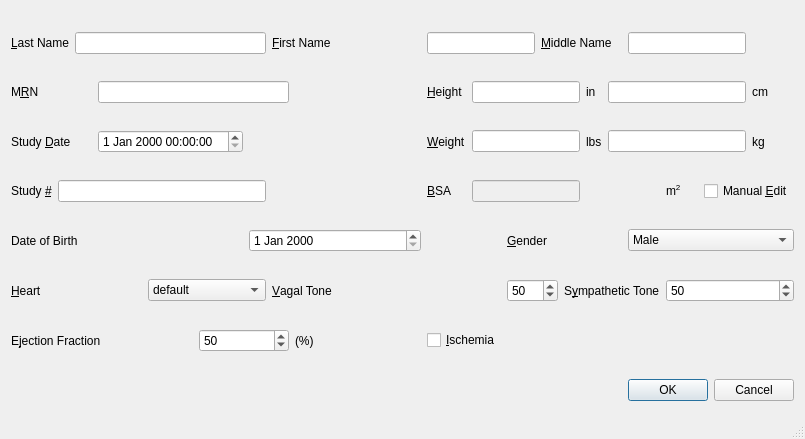
mannd/epsimulator, file src/gui/ui/patientdialog.ui: the form before one commit.
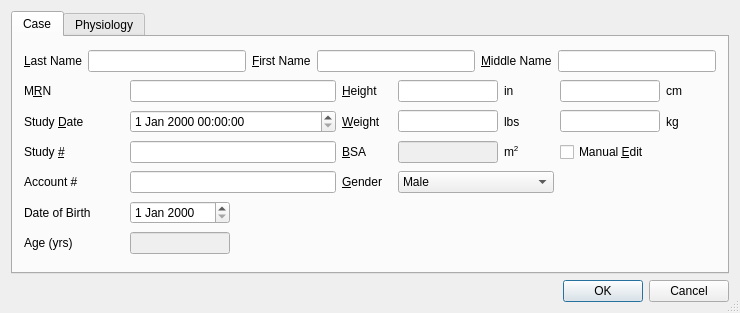
The form after the commit.

```diff
--- a/src/gui/ui/patientdialog.ui
+++ b/src/gui/ui/patientdialog.ui
@@ -5,8 +5,8 @@
    <rect>
     <x>0</x>
     <y>0</y>
-    <width>805</width>
-    <height>439</height>
+    <width>735</width>
+    <height>313</height>
    </rect>
   </property>
   <property name="windowTitle" >
@@ -16,7 +16,19 @@
    <bool>true</bool>
   </property>
   <layout class="QGridLayout" >
-   <item row="0" column="0" colspan="2" >
+   <item row="0" column="0" >
+    <widget class="QTabWidget" name="tabWidget" >
+     <property name="currentIndex" >
+      <number>0</number>
+     </property>
+     <widget class="QWidget" name="caseTab" >
+      <attribute name="title" >
+       <string>Case</string>
+      </attribute>
+      <layout class="QGridLayout" >
+       <item row="0" column="0" colspan="8" >
+        <layout class="QHBoxLayout" >
+         <item>
     <widget class="QLabel" name="textLabel1" >
      <property name="text" >
       <string>&amp;Last Name</string>
@@ -26,10 +38,10 @@
      </property>
     </widget>
    </item>
-   <item row="0" column="2" colspan="5" >
+         <item>
     <widget class="QLineEdit" name="lastNameLineEdit" />
    </item>
-   <item row="0" column="7" colspan="2" >
+         <item>
     <widget class="QLabel" name="textLabel2" >
      <property name="text" >
       <string>&amp;First Name</string>
@@ -39,10 +51,10 @@
      </property>
     </widget>
    </item>
-   <item row="0" column="9" colspan="3" >
+         <item>
     <widget class="QLineEdit" name="firstNameLineEdit" />
    </item>
-   <item row="0" column="12" colspan="4" >
+         <item>
     <widget class="QLabel" name="textLabel3" >
      <property name="text" >
       <string>&amp;Middle Name</string>
@@ -55,11 +67,25 @@
      </property>
     </widget>
    </item>
-   <item row="0" column="16" colspan="3" >
+         <item>
     <widget class="QLineEdit" name="middleNameLineEdit" />
    </item>
-   <item row="1" column="0" colspan="3" >
+        </layout>
+       </item>
+       <item row="1" column="0" >
     <widget class="QLabel" name="textLabel2_2" >
+         <property name="sizePolicy" >
+          <sizepolicy vsizetype="Preferred" hsizetype="Preferred" >
+           <horstretch>0</horstretch>
+           <verstretch>0</verstretch>
+          </sizepolicy>
+         </property>
+         <property name="minimumSize" >
+          <size>
+           <width>100</width>
+           <height>0</height>
+          </size>
+         </property>
      <property name="text" >
       <string>M&amp;RN</string>
      </property>
@@ -68,11 +94,30 @@
      </property>
     </widget>
    </item>
-   <item row="1" column="3" colspan="5" >
-    <widget class="QLineEdit" name="mrnLineEdit" />
-   </item>
-   <item row="1" column="9" >
+       <item row="1" column="1" colspan="2" >
+        <widget class="QLineEdit" name="mrnLineEdit" >
+         <property name="sizePolicy" >
+          <sizepolicy vsizetype="Fixed" hsizetype="Minimum" >
+           <horstretch>0</horstretch>
+           <verstretch>0</verstretch>
+          </sizepolicy>
+         </property>
+         <property name="minimumSize" >
+          <size>
+           <width>200</width>
+           <height>0</height>
+          </size>
+         </property>
+        </widget>
+       </item>
+       <item row="1" column="3" >
     <widget class="QLabel" name="textLabel6" >
+         <property name="minimumSize" >
+          <size>
+           <width>50</width>
+           <height>0</height>
+          </size>
+         </property>
      <property name="text" >
       <string>&amp;Height</string>
      </property>
@@ -81,28 +126,72 @@
      </property>
     </widget>
    </item>
-   <item row="1" column="10" colspan="4" >
-    <widget class="QLineEdit" name="heightInLineEdit" />
-   </item>
-   <item row="1" column="14" >
+       <item row="1" column="4" >
+        <widget class="QLineEdit" name="heightInLineEdit" >
+         <property name="sizePolicy" >
+          <sizepolicy vsizetype="Fixed" hsizetype="Minimum" >
+           <horstretch>0</horstretch>
+           <verstretch>0</verstretch>
+          </sizepolicy>
+         </property>
+         <property name="minimumSize" >
+          <size>
+           <width>100</width>
+           <height>0</height>
+          </size>
+         </property>
+        </widget>
+       </item>
+       <item row="1" column="5" >
     <widget class="QLabel" name="textLabel1_3" >
+         <property name="minimumSize" >
+          <size>
+           <width>50</width>
+           <height>0</height>
+          </size>
+         </property>
      <property name="text" >
       <string>in</string>
      </property>
     </widget>
    </item>
-   <item row="1" column="15" colspan="4" >
-    <widget class="QLineEdit" name="heightCmLineEdit" />
-   </item>
-   <item row="1" column="19" >
+       <item row="1" column="6" >
+        <widget class="QLineEdit" name="heightCmLineEdit" >
+         <property name="sizePolicy" >
+          <sizepolicy vsizetype="Fixed" hsizetype="Minimum" >
+           <horstretch>0</horstretch>
+           <verstretch>0</verstretch>
+          </sizepolicy>
+         </property>
+         <property name="minimumSize" >
+          <size>
+           <width>100</width>
+           <height>0</height>
+          </size>
+         </property>
+        </widget>
+       </item>
+       <item row="1" column="7" >
     <widget class="QLabel" name="textLabel3_2" >
+         <property name="minimumSize" >
+          <size>
+           <width>50</width>
+           <height>0</height>
+          </size>
+         </property>
      <property name="text" >
       <string>cm</string>
      </property>
     </widget>
    </item>
-   <item row="2" column="0" colspan="3" >
+       <item row="2" column="0" >
     <widget class="QLabel" name="textLabel1_5" >
+         <property name="minimumSize" >
+          <size>
+           <width>100</width>
+           <height>0</height>
+          </size>
+         </property>
      <property name="text" >
       <string>Study &amp;Date</string>
      </property>
@@ -111,11 +200,30 @@
      </property>
     </widget>
    </item>
-   <item row="2" column="3" colspan="3" >
-    <widget class="QDateTimeEdit" name="studyDateTimeEdit" />
-   </item>
-   <item row="2" column="9" >
+       <item row="2" column="1" colspan="2" >
+        <widget class="QDateTimeEdit" name="studyDateTimeEdit" >
+         <property name="sizePolicy" >
+          <sizepolicy vsizetype="Fixed" hsizetype="Minimum" >
+           <horstretch>0</horstretch>
+           <verstretch>0</verstretch>
+          </sizepolicy>
+         </property>
+         <property name="minimumSize" >
+          <size>
+           <width>200</width>
+           <height>0</height>
+          </size>
+         </property>
+        </widget>
+       </item>
+       <item row="2" column="3" >
     <widget class="QLabel" name="textLabel11" >
+         <property name="minimumSize" >
+          <size>
+           <width>50</width>
+           <height>0</height>
+          </size>
+         </property>
      <property name="text" >
       <string>&amp;Weight</string>
      </property>
@@ -124,21 +232,59 @@
      </property>
     </widget>
    </item>
-   <item row="2" column="10" colspan="4" >
-    <widget class="QLineEdit" name="weightLbsLineEdit" />
-   </item>
-   <item row="2" column="14" >
+       <item row="2" column="4" >
+        <widget class="QLineEdit" name="weightLbsLineEdit" >
+         <property name="sizePolicy" >
+          <sizepolicy vsizetype="Fixed" hsizetype="Minimum" >
+           <horstretch>0</horstretch>
+           <verstretch>0</verstretch>
+          </sizepolicy>
+         </property>
+         <property name="minimumSize" >
+          <size>
+           <width>100</width>
+           <height>0</height>
+          </size>
+         </property>
+        </widget>
+       </item>
+       <item row="2" column="5" >
     <widget class="QLabel" name="textLabel2_3" >
+         <property name="minimumSize" >
+          <size>
+           <width>50</width>
+           <height>0</height>
+          </size>
+         </property>
      <property name="text" >
       <string>lbs</string>
      </property>
     </widget>
    </item>
-   <item row="2" column="15" colspan="4" >
-    <widget class="QLineEdit" name="weightKgLineEdit" />
-   </item>
-   <item row="2" column="19" >
+       <item row="2" column="6" >
+        <widget class="QLineEdit" name="weightKgLineEdit" >
+         <property name="sizePolicy" >
+          <sizepolicy vsizetype="Fixed" hsizetype="Minimum" >
+           <horstretch>0</horstretch>
+           <verstretch>0</verstretch>
+          </sizepolicy>
+         </property>
+         <property name="minimumSize" >
+          <size>
+           <width>100</width>
+           <height>0</height>
+          </size>
+         </property>
+        </widget>
+       </item>
+       <item row="2" column="7" >
     <widget class="QLabel" name="textLabel4_2" >
+         <property name="minimumSize" >
+          <size>
+           <width>50</width>
+           <height>0</height>
+          </size>
+         </property>
      <property name="text" >
       <string>kg</string>
      </property>
@@ -146,6 +292,12 @@
    </item>
    <item row="3" column="0" >
     <widget class="QLabel" name="textLabel2_4" >
+         <property name="minimumSize" >
+          <size>
+           <width>100</width>
+           <height>0</height>
+          </size>
+         </property>
      <property name="text" >
       <string>Study &amp;#</string>
      </property>
@@ -154,24 +306,30 @@
      </property>
     </widget>
    </item>
-   <item row="3" column="1" colspan="6" >
-    <widget class="QLineEdit" name="studyNumberLineEdit" />
-   </item>
-   <item row="3" column="8" >
-    <spacer>
-     <property name="orientation" >
-      <enum>Qt::Horizontal</enum>
-     </property>
-     <property name="sizeHint" >
+       <item row="3" column="1" colspan="2" >
+        <widget class="QLineEdit" name="studyNumberLineEdit" >
+         <property name="sizePolicy" >
+          <sizepolicy vsizetype="Fixed" hsizetype="Minimum" >
+           <horstretch>0</horstretch>
+           <verstretch>0</verstretch>
+          </sizepolicy>
+         </property>
+         <property name="minimumSize" >
       <size>
-       <width>40</width>
-       <height>20</height>
-      </size>
-     </property>
-    </spacer>
-   </item>
-   <item row="3" column="9" >
+           <width>200</width>
+           <height>0</height>
+          </size>
+         </property>
+        </widget>
+       </item>
+       <item row="3" column="3" >
     <widget class="QLabel" name="textLabel12" >
+         <property name="minimumSize" >
+          <size>
+           <width>50</width>
+           <height>0</height>
+          </size>
+         </property>
      <property name="text" >
       <string>&amp;BSA</string>
      </property>
@@ -180,21 +338,39 @@
      </property>
     </widget>
    </item>
-   <item row="3" column="10" colspan="4" >
+       <item row="3" column="4" >
     <widget class="QLineEdit" name="bsaLineEdit" >
      <property name="enabled" >
       <bool>false</bool>
      </property>
-    </widget>
-   </item>
-   <item row="3" column="17" >
+         <property name="sizePolicy" >
+          <sizepolicy vsizetype="Fixed" hsizetype="Minimum" >
+           <horstretch>0</horstretch>
+           <verstretch>0</verstretch>
+          </sizepolicy>
+         </property>
+         <property name="minimumSize" >
+          <size>
+           <width>100</width>
+           <height>0</height>
+          </size>
+         </property>
+        </widget>
+       </item>
+       <item row="3" column="5" >
     <widget class="QLabel" name="textLabel5_2" >
+         <property name="minimumSize" >
+          <size>
+           <width>50</width>
+           <height>0</height>
+          </size>
+         </property>
      <property name="text" >
       <string>m&lt;SUP>2&lt;/SUP></string>
      </property>
     </widget>
    </item>
-   <item row="3" column="18" colspan="2" >
+       <item row="3" column="6" >
     <widget class="QCheckBox" name="manualEditBsaCheckBox" >
      <property name="text" >
       <string>Manual &amp;Edit</string>
@@ -204,34 +380,52 @@
      </property>
     </widget>
    </item>
-   <item row="4" column="0" colspan="5" >
-    <widget class="QLabel" name="textLabel4" >
+       <item row="4" column="0" >
+        <widget class="QLabel" name="label" >
+         <property name="sizePolicy" >
+          <sizepolicy vsizetype="Preferred" hsizetype="Preferred" >
+           <horstretch>0</horstretch>
+           <verstretch>0</verstretch>
+          </sizepolicy>
+         </property>
+         <property name="minimumSize" >
+          <size>
+           <width>100</width>
+           <height>0</height>
+          </size>
+         </property>
      <property name="text" >
-      <string>Date of Birth</string>
+          <string>Account #</string>
      </property>
      <property name="buddy" >
       <cstring>dobDateEdit</cstring>
      </property>
     </widget>
    </item>
-   <item row="4" column="6" colspan="3" >
-    <widget class="QDateEdit" name="dobDateEdit" />
-   </item>
-   <item row="4" column="9" colspan="2" >
-    <spacer>
-     <property name="orientation" >
-      <enum>Qt::Horizontal</enum>
-     </property>
-     <property name="sizeHint" >
+       <item row="4" column="1" colspan="2" >
+        <widget class="QLineEdit" name="accountNumberLineEdit" >
+         <property name="sizePolicy" >
+          <sizepolicy vsizetype="Fixed" hsizetype="Minimum" >
+           <horstretch>0</horstretch>
+           <verstretch>0</verstretch>
+          </sizepolicy>
+         </property>
+         <property name="minimumSize" >
       <size>
-       <width>40</width>
-       <height>20</height>
-      </size>
-     </property>
-    </spacer>
-   </item>
-   <item row="4" column="11" colspan="5" >
+           <width>200</width>
+           <height>0</height>
+          </size>
+         </property>
+        </widget>
+       </item>
+       <item row="4" column="3" >
     <widget class="QLabel" name="textLabel1_4" >
+         <property name="minimumSize" >
+          <size>
+           <width>50</width>
+           <height>0</height>
+          </size>
+         </property>
      <property name="text" >
       <string>&amp;Gender</string>
      </property>
@@ -240,7 +434,7 @@
      </property>
     </widget>
    </item>
-   <item row="4" column="16" colspan="4" >
+       <item row="4" column="4" colspan="2" >
     <widget class="QComboBox" name="sexComboBox" >
      <item>
       <property name="text" >
@@ -254,7 +448,109 @@
      </item>
     </widget>
    </item>
-   <item row="5" column="0" colspan="4" >
+       <item row="5" column="0" >
+        <widget class="QLabel" name="textLabel4" >
+         <property name="sizePolicy" >
+          <sizepolicy vsizetype="Preferred" hsizetype="Preferred" >
+           <horstretch>0</horstretch>
+           <verstretch>0</verstretch>
+          </sizepolicy>
+         </property>
+         <property name="minimumSize" >
+          <size>
+           <width>100</width>
+           <height>0</height>
+          </size>
+         </property>
+         <property name="text" >
+          <string>Date of Birth</string>
+         </property>
+         <property name="buddy" >
+          <cstring>dobDateEdit</cstring>
+         </property>
+        </widget>
+       </item>
+       <item row="5" column="1" >
+        <widget class="QDateEdit" name="dobDateEdit" >
+         <property name="sizePolicy" >
+          <sizepolicy vsizetype="Fixed" hsizetype="Minimum" >
+           <horstretch>0</horstretch>
+           <verstretch>0</verstretch>
+          </sizepolicy>
+         </property>
+         <property name="minimumSize" >
+          <size>
+           <width>100</width>
+           <height>0</height>
+          </size>
+         </property>
+        </widget>
+       </item>
+       <item row="5" column="2" >
+        <widget class="QLabel" name="dobLabel" >
+         <property name="minimumSize" >
+          <size>
+           <width>100</width>
+           <height>0</height>
+          </size>
+         </property>
+         <property name="text" >
+          <string/>
+         </property>
+        </widget>
+       </item>
+       <item row="6" column="0" >
+        <widget class="QLabel" name="label_2" >
+         <property name="sizePolicy" >
+          <sizepolicy vsizetype="Preferred" hsizetype="Preferred" >
+           <horstretch>0</horstretch>
+           <verstretch>0</verstretch>
+          </sizepolicy>
+         </property>
+         <property name="minimumSize" >
+          <size>
+           <width>100</width>
+           <height>0</height>
+          </size>
+         </property>
+         <property name="text" >
+          <string>Age (yrs)</string>
+         </property>
+         <property name="buddy" >
+          <cstring>ageLineEdit</cstring>
+         </property>
+        </widget>
+       </item>
+       <item row="6" column="1" >
+        <widget class="QLineEdit" name="ageLineEdit" >
+         <property name="enabled" >
+          <bool>false</bool>
+         </property>
+         <property name="minimumSize" >
+          <size>
+           <width>100</width>
+           <height>0</height>
+          </size>
+         </property>
+        </widget>
+       </item>
+      </layout>
+     </widget>
+     <widget class="QWidget" name="physiologyTab" >
+      <attribute name="title" >
+       <string>Physiology</string>
+      </attribute>
+      <widget class="QWidget" name="layoutWidget" >
+       <property name="geometry" >
+        <rect>
+         <x>20</x>
+         <y>20</y>
+         <width>223</width>
+         <height>211</height>
+        </rect>
+       </property>
+       <layout class="QGridLayout" >
+        <item row="0" column="0" >
     <widget class="QLabel" name="textLabel5" >
      <property name="text" >
       <string>&amp;Heart</string>
@@ -264,7 +560,7 @@
      </property>
     </widget>
    </item>
-   <item row="5" column="4" colspan="3" >
+        <item row="0" column="1" colspan="2" >
     <widget class="QComboBox" name="heartComboBox" >
      <item>
       <property name="text" >
@@ -278,7 +574,36 @@
      </item>
     </widget>
    </item>
-   <item row="5" column="7" colspan="4" >
+        <item row="1" column="0" colspan="2" >
+         <widget class="QLabel" name="textLabel1_2" >
+          <property name="text" >
+           <string>E&amp;jection Fraction (%)</string>
+          </property>
+          <property name="buddy" >
+           <cstring>efSpinBox</cstring>
+          </property>
+         </widget>
+        </item>
+        <item row="1" column="2" >
+         <widget class="QSpinBox" name="efSpinBox" >
+          <property name="minimumSize" >
+           <size>
+            <width>80</width>
+            <height>0</height>
+           </size>
+          </property>
+          <property name="minimum" >
+           <number>1</number>
+          </property>
+          <property name="maximum" >
+           <number>100</number>
+          </property>
+          <property name="value" >
+           <number>50</number>
+          </property>
+         </widget>
+        </item>
+        <item row="2" column="0" >
     <widget class="QLabel" name="textLabel13" >
      <property name="text" >
       <string>&amp;Vagal Tone</string>
@@ -288,8 +613,14 @@
      </property>
     </widget>
    </item>
-   <item row="5" column="11" colspan="2" >
+        <item row="2" column="2" >
     <widget class="QSpinBox" name="vagalToneSpinBox" >
+          <property name="minimumSize" >
+           <size>
+            <width>80</width>
+            <height>0</height>
+           </size>
+          </property>
      <property name="minimum" >
       <number>1</number>
      </property>
@@ -301,7 +632,7 @@
      </property>
     </widget>
    </item>
-   <item row="5" column="13" colspan="4" >
+        <item row="3" column="0" >
     <widget class="QLabel" name="textLabel14" >
      <property name="text" >
       <string>S&amp;ympathetic Tone</string>
@@ -311,31 +642,14 @@
      </property>
     </widget>
    </item>
-   <item row="5" column="17" colspan="3" >
+        <item row="3" column="2" >
     <widget class="QSpinBox" name="sympatheticToneSpinBox" >
-     <property name="minimum" >
-      <number>1</number>
-     </property>
-     <property name="maximum" >
-      <number>100</number>
-     </property>
-     <property name="value" >
-      <number>50</number>
-     </property>
-    </widget>
-   </item>
-   <item row="6" column="0" colspan="5" >
-    <widget class="QLabel" name="textLabel1_2" >
-     <property name="text" >
-      <string>E&amp;jection Fraction</string>
-     </property>
-     <property name="buddy" >
-      <cstring>efSpinBox</cstring>
-     </property>
-    </widget>
-   </item>
-   <item row="6" column="5" colspan="3" >
-    <widget class="QSpinBox" name="efSpinBox" >
+          <property name="minimumSize" >
+           <size>
+            <width>80</width>
+            <height>0</height>
+           </size>
+          </property>
      <property name="minimum" >
       <number>1</number>
      </property>
@@ -347,14 +661,7 @@
      </property>
     </widget>
    </item>
-   <item row="6" column="8" >
-    <widget class="QLabel" name="textLabel3_3" >
-     <property name="text" >
-      <string>(%)</string>
-     </property>
-    </widget>
-   </item>
-   <item row="6" column="9" colspan="10" >
+        <item row="4" column="0" colspan="3" >
     <widget class="QCheckBox" name="ischemiaCheckBox" >
      <property name="text" >
       <string>&amp;Ischemia</string>
@@ -364,7 +671,12 @@
      </property>
     </widget>
    </item>
-   <item row="7" column="16" colspan="4" >
+       </layout>
+      </widget>
+     </widget>
+    </widget>
+   </item>
+   <item row="1" column="0" >
     <widget class="QDialogButtonBox" name="buttonBox" >
      <property name="standardButtons" >
       <set>QDialogButtonBox::Cancel|QDialogButtonBox::NoButton|QDialogButtonBox::Ok</set>
```
Left out of the diff: 10 changed lines with no effect on the pictures. Lines whose indentation alone changed are shown as unchanged.
